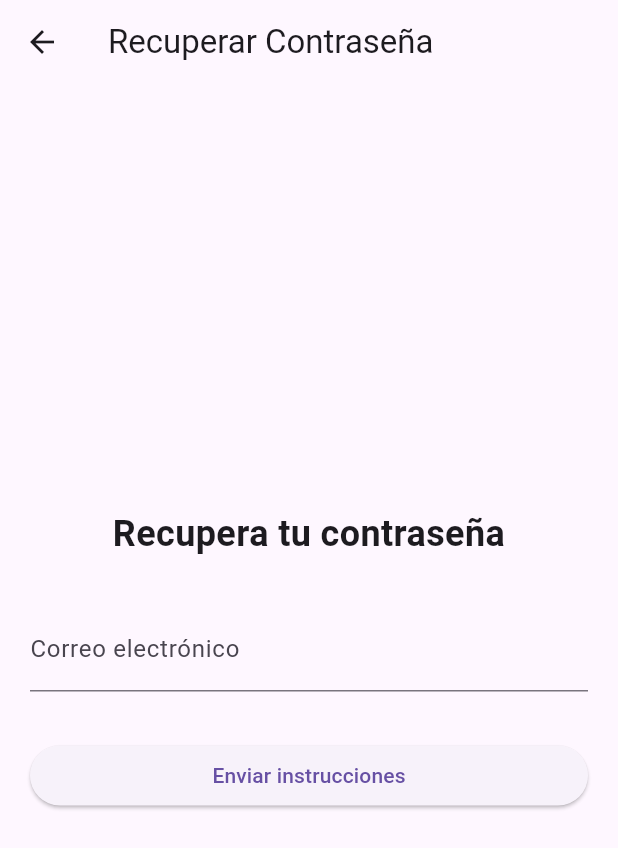
After one commit to MarbeniX/DAMN_Front, a Flutter app: the screen it shows after launch, after a tap on "¿Olvidaste tu contraseña?", on a phone screen of 412 x 824 dp. The commit adds this screen. Shown: the top 848 px of the screen. Run offline on Flutter 3.47's test engine with Material 3 defaults, Android fonts, the phone set to English and light mode, and no system bars.

```diff
--- /dev/null
+++ b/lib/config.dart
@@ -0,0 +1 @@
+const String apiUrl = 'http://192.168.100.2:4000/api';
--- a/lib/main.dart
+++ b/lib/main.dart
@@ -1,7 +1,8 @@
 // lib/main.dart
 import 'package:flutter/material.dart';
 import 'screens/login_screen.dart';
-import 'screens//register_screen.dart';
+import 'screens/register_screen.dart';
+import 'screens/forgotPassword_screen.dart';
 
 void main() {
   runApp(const MyApp());
@@ -22,6 +23,7 @@ class MyApp extends StatelessWidget {
       routes: {
         '/login': (context) => const LoginScreen(),
         '/register': (context) => const RegisterScreen(),
+        '/forgot-password': (context) => const ForgotPasswordScreen(),
       },
     );
   }
--- /dev/null
+++ b/lib/screens/forgotPassword_screen.dart
@@ -0,0 +1,70 @@
+// lib/screens/forgot_password_screen.dart
+import 'package:flutter/material.dart';
+
+class ForgotPasswordScreen extends StatefulWidget {
+  const ForgotPasswordScreen({super.key});
+
+  @override
+  State<ForgotPasswordScreen> createState() => _ForgotPasswordScreenState();
+}
+
+class _ForgotPasswordScreenState extends State<ForgotPasswordScreen> {
+  final _formKey = GlobalKey<FormState>();
+  final _emailController = TextEditingController();
+
+  void _handleSubmit() {
+    if (_formKey.currentState!.validate()) {
+      final email = _emailController.text;
+
+      // Aquí deberías hacer la petición al backend
+      print('Enviar email de recuperación a: $email');
+    }
+  }
+
+  @override
+  Widget build(BuildContext context) {
+    return Scaffold(
+      appBar: AppBar(title: const Text('Recuperar Contraseña')),
+      body: Center(
+        child: SingleChildScrollView(
+          padding: const EdgeInsets.all(20),
+          child: Form(
+            key: _formKey,
+            child: Column(
+              crossAxisAlignment: CrossAxisAlignment.stretch,
+              children: [
+                const Text(
+                  'Recupera tu contraseña',
+                  textAlign: TextAlign.center,
+                  style: TextStyle(fontSize: 24, fontWeight: FontWeight.bold),
+                ),
+                const SizedBox(height: 32),
+
+                TextFormField(
+                  controller: _emailController,
+                  decoration: const InputDecoration(labelText: 'Correo electrónico'),
+                  keyboardType: TextInputType.emailAddress,
+                  validator: (value) {
+                    if (value == null || value.isEmpty) {
+                      return 'El correo es obligatorio';
+                    }
+                    if (!value.contains('@') || !value.contains('.')) {
+                      return 'Ingresa un correo válido';
+                    }
+                    return null;
+                  },
+                ),
+                const SizedBox(height: 32),
+
+                ElevatedButton(
+                  onPressed: _handleSubmit,
+                  child: const Text('Enviar instrucciones'),
+                ),
+              ],
+            ),
+          ),
+        ),
+      ),
+    );
+  }
+}
--- a/lib/screens/login_screen.dart
+++ b/lib/screens/login_screen.dart
@@ -89,6 +89,17 @@ class _LoginScreenState extends State<LoginScreen> {
                       color: Colors.blue,
                     ),
                   )
+                ),
+
+                TextButton(onPressed: () {
+                  Navigator.pushNamed(context, '/forgot-password');
+                },
+                  child: const Text(
+                    '¿Olvidaste tu contraseña?',
+                    style: TextStyle(
+                      color: Colors.blue,
+                    ),
+                  )
                 )
               ],
             )
--- a/pubspec.yaml
+++ b/pubspec.yaml
@@ -30,6 +30,7 @@ environment:
 dependencies:
   flutter:
     sdk: flutter
+  http: ^0.13.6
 
   # The following adds the Cupertino Icons font to your application.
   # Use with the CupertinoIcons class for iOS style icons.
@@ -45,7 +46,6 @@ dev_dependencies:
   # package. See that file for information about deactivating specific lint
   # rules and activating additional ones.
   flutter_lints: ^5.0.0
-  http: ^0.13.5 # Agrega esta línea
   flutter_secure_storage: ^9.0.0 # Agrega esta línea
 
 # For information on the generic Dart part of this file, see the
```
Also changed, not shown: lib/screens/register_screen.dart (+128 -3 lines), lib/services/auth_service.dart (added, +37 -0 lines), pubspec.lock.
